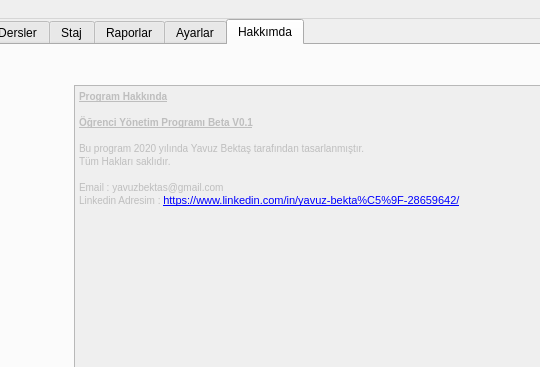
Above: School/mainwindow.ui from yavuzbektas/schoolManagment before the change; both pictures show x 288 to 828 and y 0 to 367 of the 1332 by 733 pixel window. Below: the same form after it.
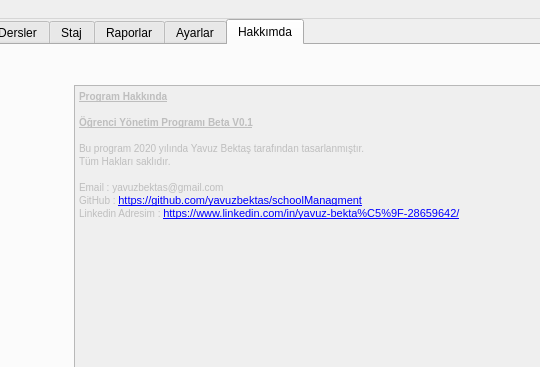
That is the form after the change. Icons and pictures are not drawn.

Diff of the .ui file:
```diff
--- a/School/mainwindow.ui
+++ b/School/mainwindow.ui
@@ -15673,8 +15673,10 @@
 &lt;p style=&quot; margin-top:0px; margin-bottom:0px; margin-left:0px; margin-right:0px; -qt-block-indent:0; text-indent:0px;&quot;&gt;Tüm Hakları saklıdır.&lt;/p&gt;
 &lt;p style=&quot;-qt-paragraph-type:empty; margin-top:0px; margin-bottom:0px; margin-left:0px; margin-right:0px; -qt-block-indent:0; text-indent:0px;&quot;&gt;&lt;br /&gt;&lt;/p&gt;
 &lt;p style=&quot; margin-top:0px; margin-bottom:0px; margin-left:0px; margin-right:0px; -qt-block-indent:0; text-indent:0px;&quot;&gt;Email : yavuzbektas@gmail.com&lt;/p&gt;
+&lt;p style=&quot; margin-top:0px; margin-bottom:0px; margin-left:0px; margin-right:0px; -qt-block-indent:0; text-indent:0px;&quot;&gt;GitHub : &lt;a href=&quot;https://github.com/yavuzbektas/schoolManagment&quot;&gt;&lt;span style=&quot; font-size:8pt; text-decoration: underline; color:#0000ff;&quot;&gt;https://github.com/yavuzbektas/schoolManagment&lt;/span&gt;&lt;/a&gt;&lt;/p&gt;
 &lt;p style=&quot; margin-top:0px; margin-bottom:0px; margin-left:0px; margin-right:0px; -qt-block-indent:0; text-indent:0px;&quot;&gt;Linkedin Adresim : &lt;a href=&quot;https://www.linkedin.com/in/yavuz-bekta%C5%9F-28659642/&quot;&gt;&lt;span style=&quot; font-size:8pt; text-decoration: underline; color:#0000ff;&quot;&gt;https://www.linkedin.com/in/yavuz-bekta%C5%9F-28659642/&lt;/span&gt;&lt;/a&gt;&lt;/p&gt;
 &lt;p style=&quot;-qt-paragraph-type:empty; margin-top:0px; margin-bottom:0px; margin-left:0px; margin-right:0px; -qt-block-indent:0; text-indent:0px; font-size:8pt; text-decoration: underline; color:#0000ff;&quot;&gt;&lt;br /&gt;&lt;/p&gt;
+&lt;p style=&quot;-qt-paragraph-type:empty; margin-top:0px; margin-bottom:0px; margin-left:0px; margin-right:0px; -qt-block-indent:0; text-indent:0px; font-size:8pt; text-decoration: underline; color:#0000ff;&quot;&gt;&lt;br /&gt;&lt;/p&gt;
 &lt;p style=&quot;-qt-paragraph-type:empty; margin-top:0px; margin-bottom:0px; margin-left:0px; margin-right:0px; -qt-block-indent:0; text-indent:0px; font-size:8pt; text-decoration: underline; color:#0000ff;&quot;&gt;&lt;br /&gt;&lt;/p&gt;&lt;/body&gt;&lt;/html&gt;</string>
       </property>
      </widget>
```
